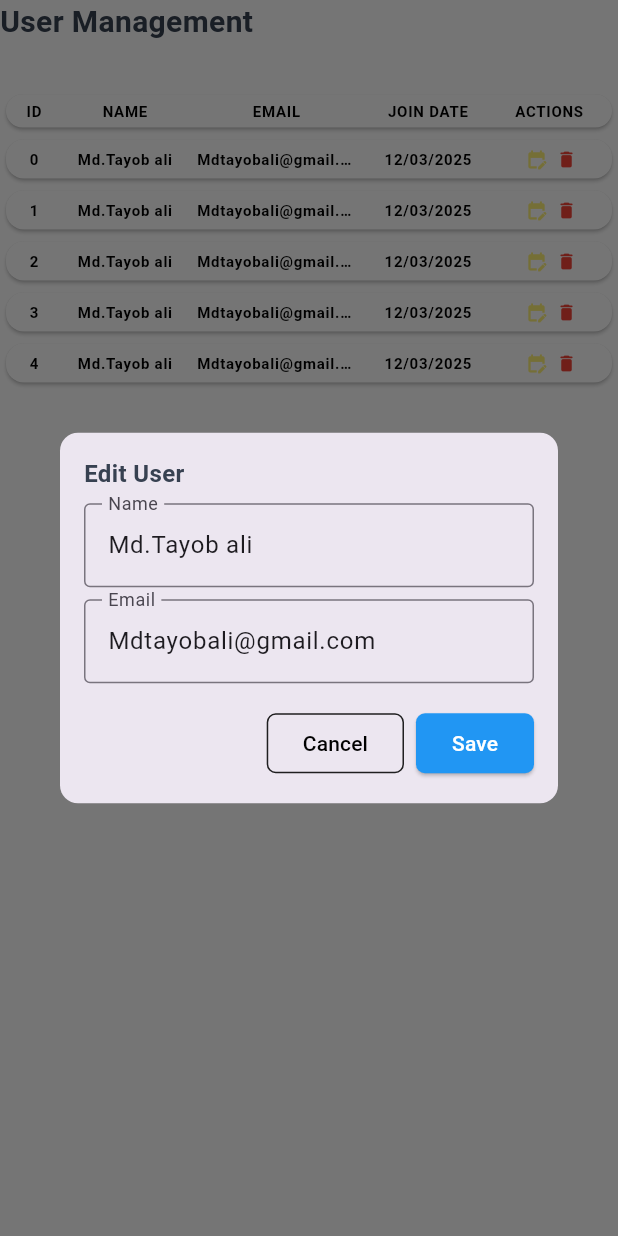
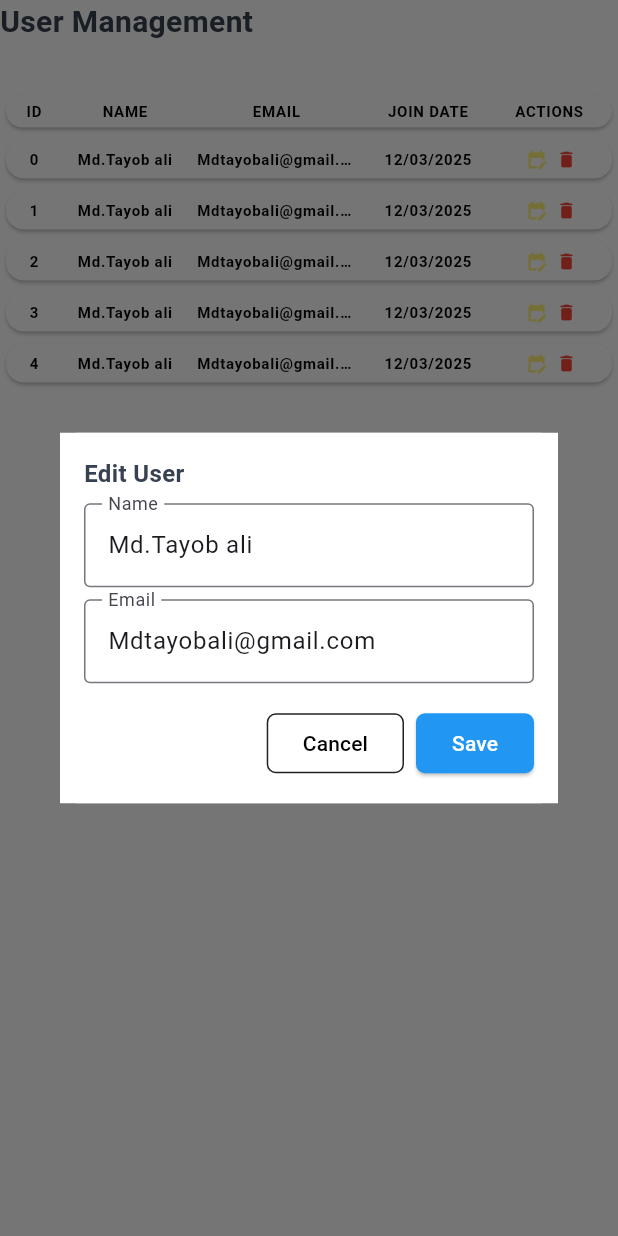
Before and after one commit to MTS-Services/Batteryqk_web-version-App-, a Flutter app: the UsersTab screen opened directly, after a tap on the "edit calendar" icon, on a phone screen of 412 x 824 dp. Run offline on Flutter 3.47's test engine with Material 3 defaults, Android fonts, the phone set to English and light mode, and no system bars; our stand-ins replace dropdown_button2, firebase_auth, firebase_core, font_awesome_flutter, get, google_fonts and 1 more; accounts and stored records are empty.

Commit message:
update admin

```diff
--- a/lib/app.dart
+++ b/lib/app.dart
@@ -15,7 +15,7 @@ class App extends StatelessWidget {
   @override
   Widget build(BuildContext context) {
     return GetMaterialApp(
-      home: AdminPanel(),
+      home: SplashScreen(),
       debugShowCheckedModeBanner: false,
       themeMode: ThemeMode.dark,
       theme: ThemeData(
--- a/lib/features/admin/confirm_dialog_widget.dart
+++ b/lib/features/admin/confirm_dialog_widget.dart
@@ -1,3 +1,4 @@
+import 'package:batteryqk_web_app/util/colors.dart';
 import 'package:flutter/material.dart';
 
 class ConfirmDialogWidget extends StatelessWidget {
@@ -30,6 +31,7 @@ class ConfirmDialogWidget extends StatelessWidget {
     return Dialog(
       shape: RoundedRectangleBorder(borderRadius: BorderRadius.circular(12)),
       child: Container(
+        color: AppColor.whiteColor,
         width: 500,
         padding: const EdgeInsets.all(16.0),
         child: Column(
--- a/lib/features/admin/edit_dialog_box.dart
+++ b/lib/features/admin/edit_dialog_box.dart
@@ -1,4 +1,5 @@
 import 'package:batteryqk_web_app/common/widgets/multi_dropdown.dart';
+import 'package:batteryqk_web_app/util/colors.dart';
 import 'package:flutter/material.dart';
 
 class EditDialogBox1 extends StatefulWidget {
@@ -53,6 +54,7 @@ class _EditDialogBox1State extends State<EditDialogBox1> {
       child: Dialog(
         shape: RoundedRectangleBorder(borderRadius: BorderRadius.circular(12)),
         child: Container(
+          color: AppColor.whiteColor,
           width: 500,
           padding: const EdgeInsets.all(16.0),
           child: Column(
```
